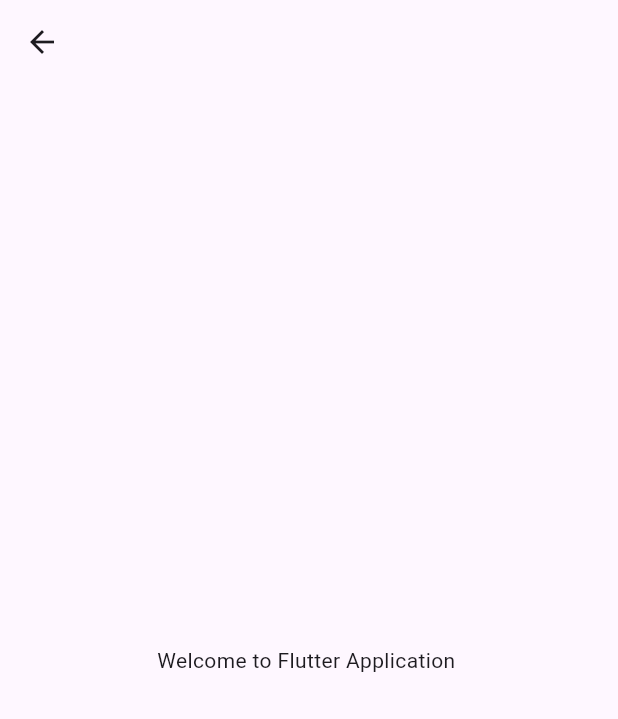
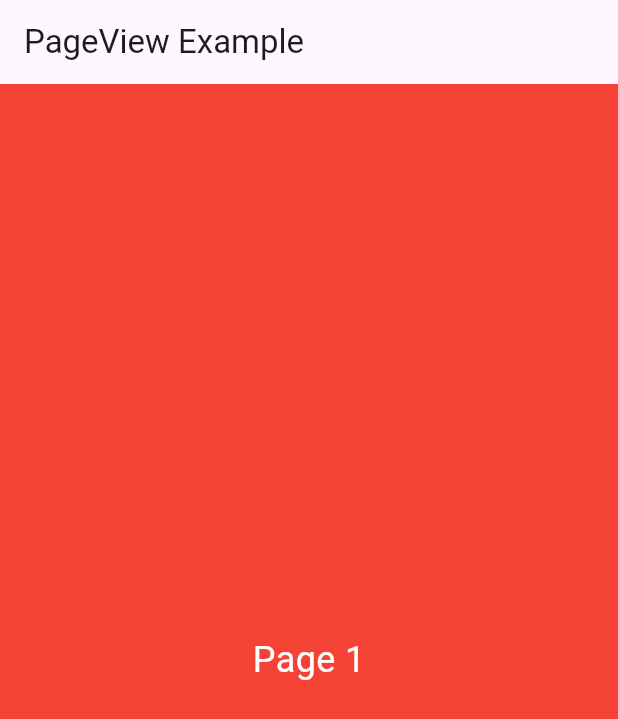
Before and after one commit to moritejas/flutter_widgets, a Flutter app: the PageViewComponent screen opened directly, on a phone screen of 412 x 824 dp. Shown: the top 719 px of the screen. Run offline on Flutter 3.47's test engine with Material 3 defaults, Android fonts, the phone set to English and light mode, and no system bars; our stand-ins replace get.

Commit message:
PageView

```diff
--- a/lib/Componant/page_view.dart
+++ b/lib/Componant/page_view.dart
@@ -7,9 +7,38 @@ class PageViewComponent extends StatelessWidget {
   Widget build(BuildContext context) {
     return Scaffold(
       appBar: AppBar(
+        title: const Text('PageView Example'),
       ),
-      body: const Center(
-        child: Text("Welcome to Flutter Application "),
+      body: PageView(
+        children: [
+          Container(
+            color: Colors.red,
+            child: const Center(
+              child: Text(
+                'Page 1',
+                style: TextStyle(fontSize: 24, color: Colors.white),
+              ),
+            ),
+          ),
+          Container(
+            color: Colors.green,
+            child: const Center(
+              child: Text(
+                'Page 2',
+                style: TextStyle(fontSize: 24, color: Colors.white),
+              ),
+            ),
+          ),
+          Container(
+            color: Colors.blue,
+            child: const Center(
+              child: Text(
+                'Page 3',
+                style: TextStyle(fontSize: 24, color: Colors.white),
+              ),
+            ),
+          ),
+        ],
       ),
     );
   }
--- a/lib/main.dart
+++ b/lib/main.dart
@@ -1,6 +1,7 @@
 import 'package:flutter/material.dart';
 import 'package:get/get.dart';
 
+import 'Componant/page_view.dart';
 import 'Homepage/homepage.dart';
 
 void main() {
@@ -20,7 +21,7 @@ class MyApp extends StatelessWidget {
       //   colorScheme: ColorScheme.fromSeed(seedColor: Colors.deepPurple),
       //   useMaterial3: true,
       // ),
-      home: Homepage(),
+      home: PageViewComponent(),
     );
   }
 }
```
